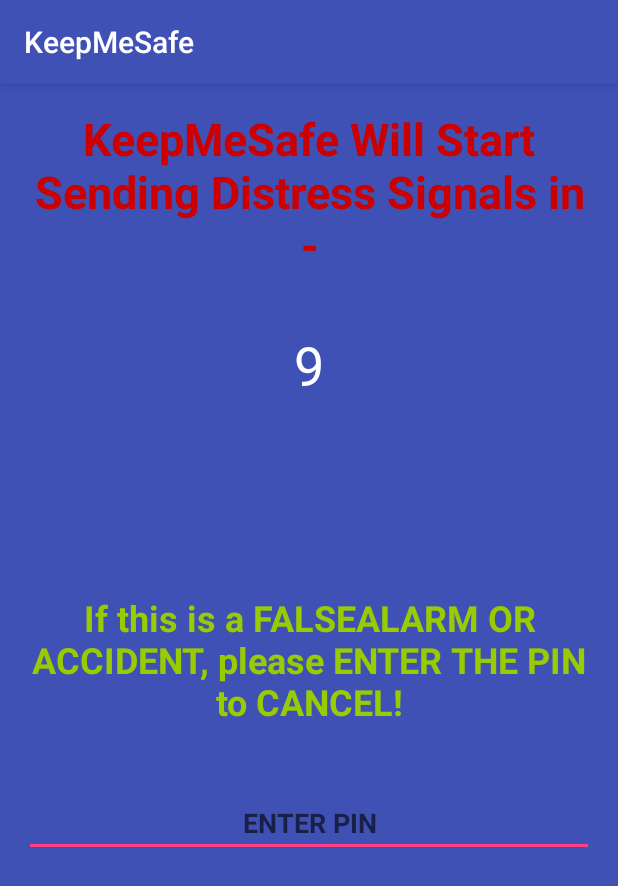
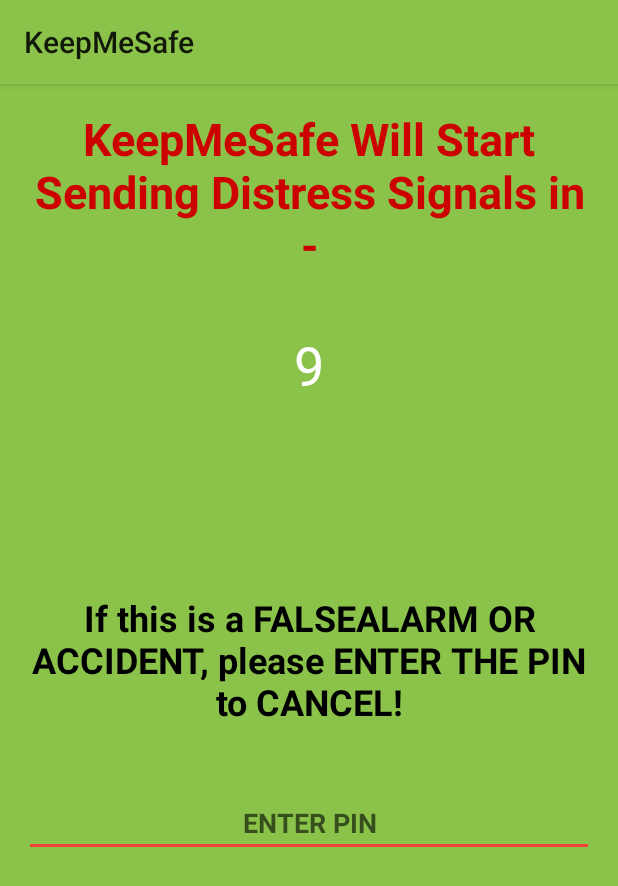
Before and after one commit to viveksvdy2014/KeepMeSafe, an Android app: the confirmationScreen screen opened directly, with no data from a screen before it, on a phone screen of 412 x 824 dp. Shown: the top 886 px of the screen. Run offline under Robolectric (Android 15) with nearby library versions, the phone set to English and light mode, and no system bars.

Commit message:
Material Design

```diff
--- a/app/src/main/AndroidManifest.xml
+++ b/app/src/main/AndroidManifest.xml
@@ -17,7 +17,7 @@
         android:icon="@mipmap/kms"
         android:label="@string/app_name"
         android:supportsRtl="true"
-        android:theme="@style/AppTheme">
+        android:theme="@style/MyTheme">
         <activity android:name=".MainActivity">
             <intent-filter>
                 <action android:name="android.intent.action.MAIN" />
--- a/app/src/main/res/layout/activity_confirmation_screen.xml
+++ b/app/src/main/res/layout/activity_confirmation_screen.xml
@@ -57,7 +57,7 @@
         android:textSize="24sp"
         android:textAlignment="center"
         android:textStyle="normal|bold"
-        android:textColor="@android:color/holo_green_light"
+        android:textColor="#000000"
         android:layout_centerVertical="true"
         android:layout_alignParentLeft="true"
         android:layout_alignParentStart="true" />
--- /dev/null
+++ b/app/src/main/res/values-v21/styles.xml
@@ -0,0 +1,20 @@
+<?xml version="1.0" encoding="utf-8"?>
+<resources>
+    <style name="MyTheme" parent="MyTheme.base">
+        <item name="android:colorPrimary">@color/colorPrimary</item>
+        <item name="android:colorPrimaryDark">@color/colorPrimaryDark</item>
+        <item name="android:colorAccent">@color/colorAccent</item>
+        <item name="android:windowBackground">@color/windows</item>
+        <item name="android:navigationBarColor">@color/navigation</item>
+
+
+
+
+
+
+
+    </style>
+
+
+
+</resources>
--- a/app/src/main/res/values/colors.xml
+++ b/app/src/main/res/values/colors.xml
@@ -1,6 +1,11 @@
 <?xml version="1.0" encoding="utf-8"?>
 <resources>
-    <color name="colorPrimary">#3f51b5</color>
-    <color name="colorPrimaryDark">#0442d4</color>
-    <color name="colorAccent">#FF4081</color>
+    <color name="colorPrimary">#8BC34A</color>
+    <color name="colorPrimaryDark">#33691E</color>
+    <color name="colorAccent">#F44336</color>
+    <color name="navigation">#33691E</color>
+    <color name="windows">#DCEDC8</color>
+
+
+
 </resources>
--- a/app/src/main/res/values/styles.xml
+++ b/app/src/main/res/values/styles.xml
@@ -1,11 +1,13 @@
 <resources>
 
     <!-- Base application theme. -->
-    <style name="AppTheme" parent="Theme.AppCompat.Light.DarkActionBar">
+    <style name="MyTheme" parent="MyTheme.base"></style>
+    <style name="MyTheme.base" parent="Theme.AppCompat.Light">
         <!-- Customize your theme here. -->
         <item name="colorPrimary">@color/colorPrimary</item>
         <item name="colorPrimaryDark">@color/colorPrimaryDark</item>
         <item name="colorAccent">@color/colorAccent</item>
+
     </style>
 
 </resources>
```
Also changed, not shown: app/src/main/res/layout/activity_main.xml (+9 -5 lines), app/src/main/res/drawable/help.png.
